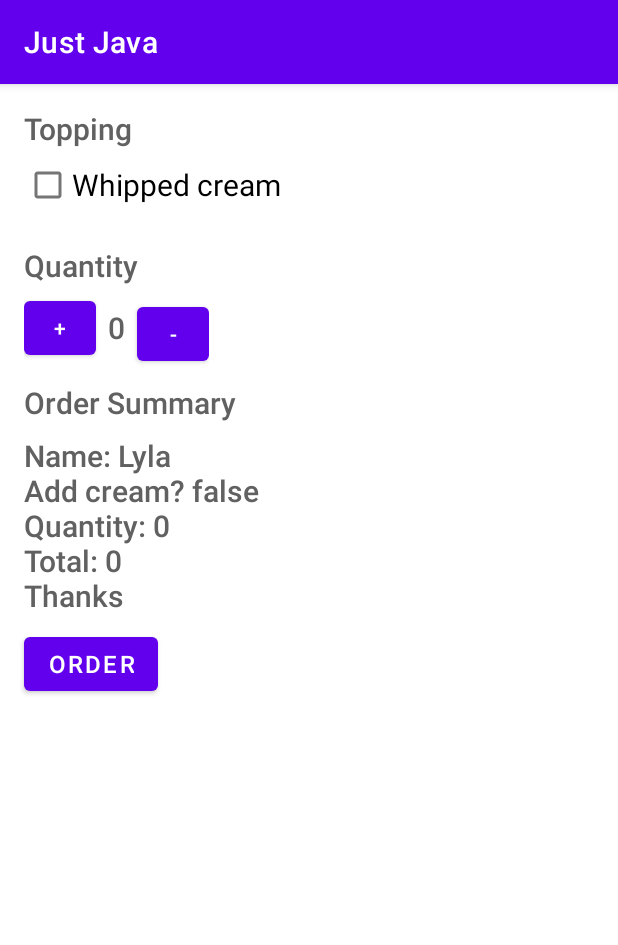
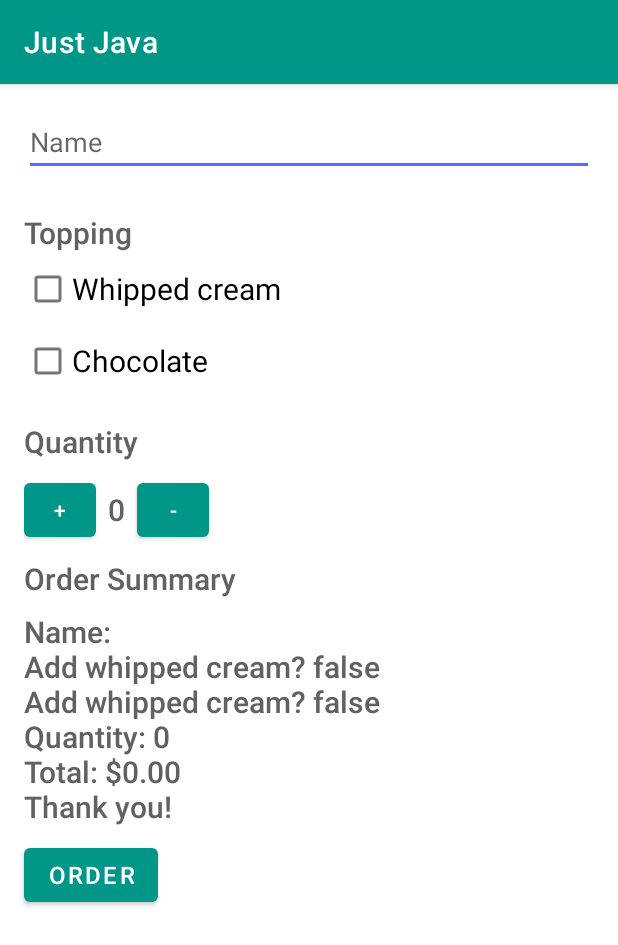
Before and after one commit to Trang90/JustJava, an Android app: the screen it shows after launch (MainActivity), after a tap on "ORDER", on a phone screen of 412 x 824 dp. Shown: the top 945 px of the screen. Run offline under Robolectric (Android 15) with nearby library versions, the phone set to English and light mode, and no system bars.

Commit message:
change theme

```diff
--- a/app/src/main/AndroidManifest.xml
+++ b/app/src/main/AndroidManifest.xml
@@ -2,6 +2,17 @@
 <manifest xmlns:android="http://schemas.android.com/apk/res/android"
     package="com.example.android.justjava">
 
+    <uses-permission android:name="android.permission.INTERNET" />
+    <uses-permission android:name="android.permission.ACCESS_NETWORK_STATE" />
+    <uses-permission android:name="android.permission.WRITE_EXTERNAL_STORAGE" />
+
+    <queries>
+        <intent>
+            <action android:name="android.intent.action.SENDTO" />
+
+            <data android:scheme="mailto" />
+        </intent>
+    </queries>
     <application
         android:allowBackup="true"
         android:icon="@mipmap/ic_launcher"
--- a/app/src/main/java/com/example/android/justjava/MainActivity.java
+++ b/app/src/main/java/com/example/android/justjava/MainActivity.java
@@ -2,17 +2,24 @@ package com.example.android.justjava;
 
 import androidx.appcompat.app.AppCompatActivity;
 
+import android.content.Intent;
+import android.net.Uri;
 import android.os.Bundle;
 import android.view.View;
 import android.widget.CheckBox;
+import android.widget.Toast;
 
 import com.example.android.justjava.databinding.ActivityMainBinding;
+
+import java.text.NumberFormat;
 
 public class MainActivity extends AppCompatActivity {
 
     private ActivityMainBinding binding;
     int quantity = 0;
-    int price =0;
+    int price = 0;
+
+
 
     @Override
     protected void onCreate(Bundle savedInstanceState) {
@@ -25,54 +32,91 @@ public class MainActivity extends AppCompatActivity {
         binding.btnMinus.setOnClickListener(new View.OnClickListener() {
             @Override
             public void onClick(View v) {
-                quantity = quantity - 1;
-                displayQuantity(quantity);
+                if (quantity >0 ){
+                    quantity = quantity - 1;
+                    displayQuantity(quantity);
+                } else {
+                    quantity = 0;
+                    Toast.makeText(MainActivity.this, "You cannot order less than 1 cup", Toast.LENGTH_SHORT).show();
+                }
+
             }
         });
 
         binding.btnPlus.setOnClickListener(new View.OnClickListener() {
             @Override
             public void onClick(View v) {
-                quantity = quantity +1;
+                if (quantity >= 0 && quantity <100) {
+                quantity = quantity+1;
                 displayQuantity(quantity);
+            } else
+                {quantity = 100;
+                Toast.makeText(MainActivity.this, "You cannot order more than 100 cups", Toast.LENGTH_SHORT).show();
+                }
             }
         });
 
         binding.btnOrder.setOnClickListener(new View.OnClickListener() {
             @Override
             public void onClick(View v) {
-                CheckBox whippedCream = binding.cbCream;
-                int price = calculatePrice();
-                boolean hasWhippedCream = whippedCream.isChecked();
-                String message= displayMsg (price, hasWhippedCream);
-                displaySummary(message);
+                CheckBox hasCream = binding.cbCream;
+                boolean addCream = hasCream.isChecked();
+                CheckBox hasChocolate = binding.cbChocolate;
+                boolean addChocolate = hasChocolate.isChecked();
+
+
+                String name = binding.edittextName.getText().toString();
+                calculatePrice(addCream, addChocolate);
+                String msg = displayMSG(name, addCream, addChocolate);
+                displaySummary(msg);
+
+
+                Intent intent = new Intent (Intent.ACTION_SENDTO);
+                intent.setData (Uri.parse("mailto:"));
+                intent.putExtra(Intent.EXTRA_EMAIL, new String[] { "laraolivia13@gmail.com" });
+                intent.putExtra(Intent.EXTRA_SUBJECT, "Order from: " + name);
+                intent.putExtra(Intent.EXTRA_TEXT, msg);
+                if (intent.resolveActivity(getPackageManager()) != null) {
+                    startActivity(intent);
+                }
+
+
+
+
             }
         });
 
     }
 
+    private void displayQuantity (int number){
+        binding.tvNumber.setText(""+number);
+    }
 
+    private int calculatePrice (boolean addCream, boolean addChocolate){
+        int basePrice =5;
+        int creamPrice = 1;
+        int chocolatePrice=2;
 
-    private void displayQuantity (int number){
-        binding.tvNumber.setText("" + number);
+        if (addCream) {
+            basePrice = basePrice + creamPrice;
+        }
+        if (addChocolate) {
+            basePrice = basePrice + chocolatePrice;
+        }
+        return price = quantity * basePrice;
     }
 
     private void displaySummary (String text){
-        binding.tvDisplaySummary.setText("" + text);
+        binding.tvDisplaySummary.setText(""+ text);
     }
 
-    private String displayMsg (int price, boolean hasCream){
-       String msg = "Name: Lyla";
-        msg+= "\nAdd cream? " + hasCream;
-        msg+= "\nQuantity: " + quantity;
-        msg+= "\nTotal: " + price;
-        msg+= "\nThanks";
+    private String displayMSG (String name, boolean addCream, boolean addChocolate){
+        String msg = getString(R.string.name, name);
+        msg+= "\n"+ getString(R.string.add_cream, addCream);
+        msg+= "\n"+ getString(R.string.add_chocolate,addChocolate);
+        msg+= "\n" + getString(R.string.quantity,quantity);
+        msg+="\n" + getString(R.string.total, NumberFormat.getCurrencyInstance().format(price));
+        msg+= "\n"+getString(R.string.thanks);
         return msg;
     }
-
-    private int calculatePrice (){
-        return price = quantity *5 ;
-    }
-
-
 }
--- a/app/src/main/res/layout/activity_main.xml
+++ b/app/src/main/res/layout/activity_main.xml
@@ -16,6 +16,17 @@
         app:layout_constraintEnd_toEndOf="parent"
         android:orientation="vertical">
 
+        <EditText
+            android:id="@+id/edittext_name"
+            android:layout_width="match_parent"
+            android:layout_height="wrap_content"
+            android:hint="Name"
+            android:inputType="textPersonName"
+            android:layout_marginBottom="8dp"
+            android:layout_marginTop="16dp"
+            android:layout_marginStart="16dp"
+            android:layout_marginEnd="16dp"
+            />
 
 
         <TextView
@@ -38,6 +49,14 @@
             android:layout_marginStart="16dp"
             android:textSize="20sp"/>
 
+        <CheckBox
+            android:id="@+id/cb_chocolate"
+            android:layout_width="wrap_content"
+            android:layout_height="wrap_content"
+            android:text="Chocolate"
+            android:layout_marginStart="16dp"
+            android:textSize="20sp"/>
+
         <TextView
             android:id="@+id/tv_quantity"
             android:layout_width="wrap_content"
@@ -55,6 +74,7 @@
             android:layout_height="wrap_content"
             android:orientation="horizontal"
             android:layout_marginStart="16dp"
+            android:layout_marginBottom="8dp"
             >
 
             <Button
@@ -62,30 +82,25 @@
                 android:layout_width="48dp"
                 android:layout_height="48dp"
                 android:text="+"
-                android:layout_gravity="center"
-                android:layout_marginBottom="8dp"
                 />
 
             <TextView
                 android:id="@+id/tv_number"
                 android:layout_width="wrap_content"
                 android:layout_height="wrap_content"
-                android:text="0"
+                android:layout_gravity="center"
                 android:layout_marginLeft="8dp"
                 android:layout_marginRight="8dp"
-                android:layout_marginBottom="8dp"
-                android:layout_gravity="center"
-                android:textSize="20sp"
+                android:fontFamily="sans-serif-medium"
+                android:text="0"
                 android:textColor="#616161"
-                android:fontFamily="sans-serif-medium"
-                />
+                android:textSize="20sp" />
 
             <Button
                 android:id="@+id/btn_minus"
                 android:layout_width="48dp"
                 android:layout_height="48dp"
                 android:text="-"
-                android:layout_marginBottom="8dp"
                 />
         </LinearLayout>
 
--- a/app/src/main/res/values/strings.xml
+++ b/app/src/main/res/values/strings.xml
@@ -1,10 +1,12 @@
-<resources>
-    <string name="app_name">Just Java</string>
+<resources xmlns:xliff="urn:oasis:names:tc:xliff:document:1.2">
+    <string name="app_name" translatable="false">Just Java</string>
 
 
-    <string name="lyla">Lyla the Name</string>
-    <string name="add_cream">Add whipped cream?</string>
-    <string name="quantity">Quantity: </string>
-    <string name="total">Total: $ </string>
+
+    <string name="name" translatable="false">Name: <xliff:g id="name" example="Amy">%s</xliff:g></string>
+    <string name="add_cream">Add whipped cream? <xliff:g id="addCream" example="true">%b</xliff:g></string>
+    <string name="add_chocolate">Add whipped cream? <xliff:g id="addChocolate" example="true">%b</xliff:g></string>
+    <string name="quantity">Quantity: <xliff:g id="quantity" example="3">%d</xliff:g></string>
+    <string name="total" translatable="false">Total: <xliff:g id="price" example="$3">%s</xliff:g></string>
     <string name="thanks">Thank you!</string>
 </resources>
--- a/app/src/main/res/values/themes.xml
+++ b/app/src/main/res/values/themes.xml
@@ -1,10 +1,10 @@
 <resources xmlns:tools="http://schemas.android.com/tools">
     <!-- Base application theme. -->
-    <style name="Theme.JustJava" parent="Theme.MaterialComponents.DayNight.DarkActionBar">
+    <style name="Theme.JustJava" parent="Theme.MaterialComponents.Light.DarkActionBar">
         <!-- Primary brand color. -->
-        <item name="colorPrimary">@color/purple_500</item>
-        <item name="colorPrimaryVariant">@color/purple_700</item>
-        <item name="colorOnPrimary">@color/white</item>
+        <item name="colorPrimary">#009688</item>
+        <item name="colorPrimaryDark">#00796B</item>
+        <item name="colorAccent">#536DFE</item>
         <!-- Secondary brand color. -->
         <item name="colorSecondary">@color/teal_200</item>
         <item name="colorSecondaryVariant">@color/teal_700</item>
```
Also changed, not shown: 1 other file.
